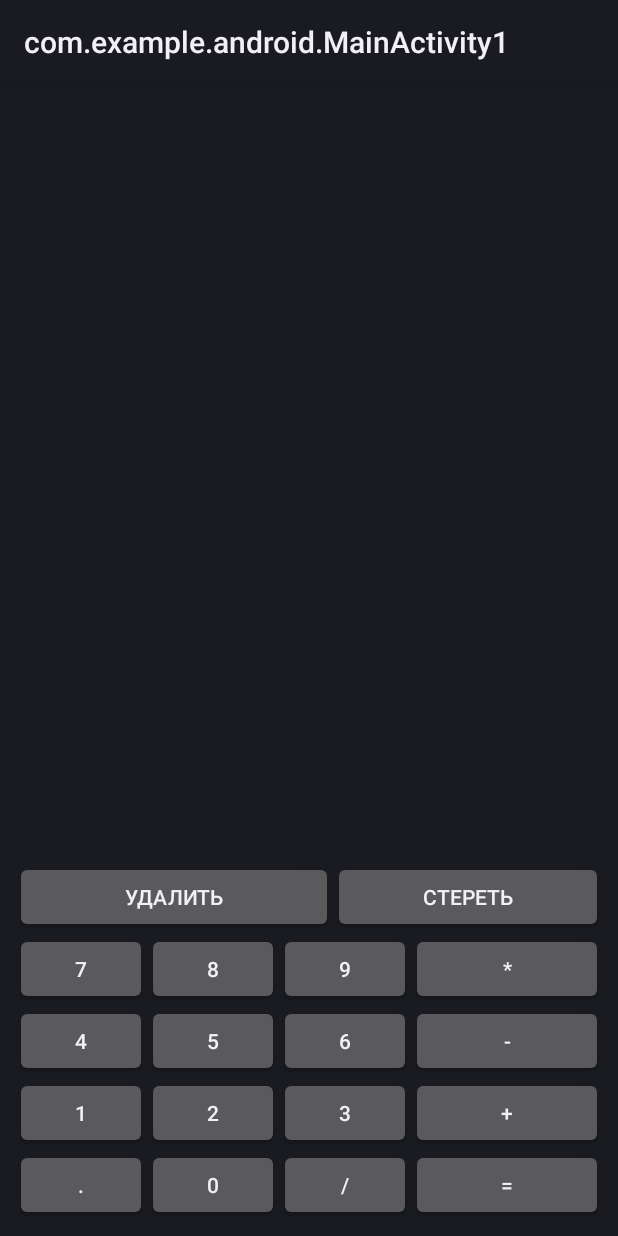
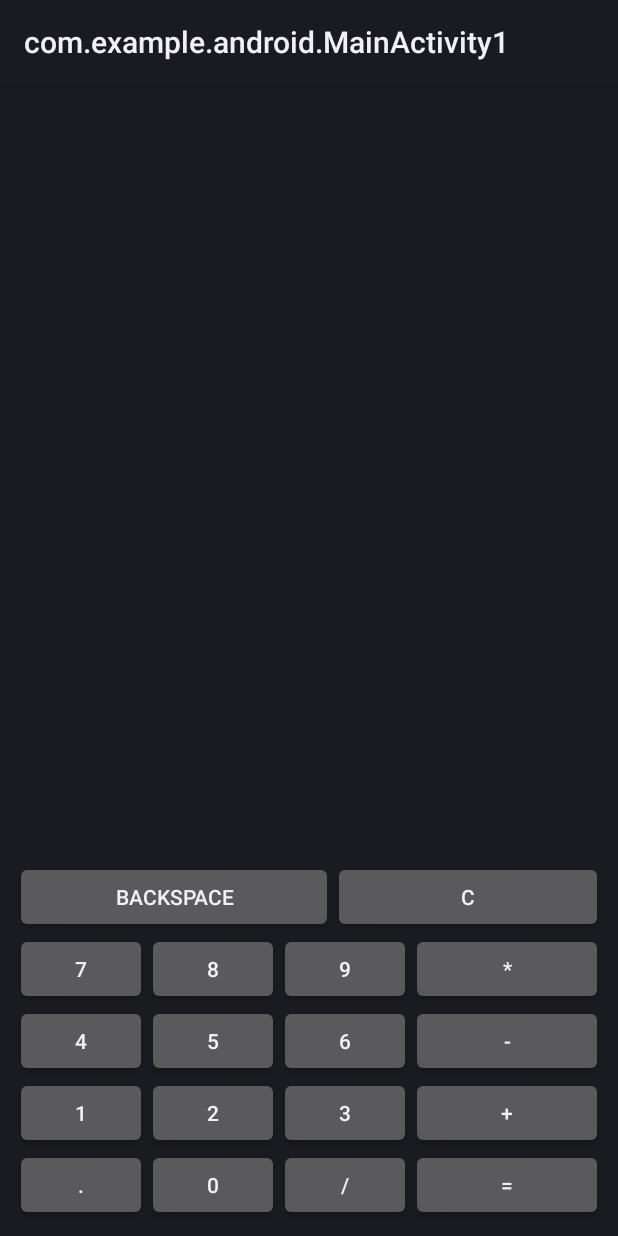
Before and after one commit to Vadimochek/Android, an Android app: the screen it shows after launch (MainActivity1), on a phone screen of 412 x 824 dp. Run offline under Robolectric (Android 15) with nearby library versions, the phone set to English and light mode, and no system bars.

Commit message:
3.6 HOTFIX

```diff
--- a/Android/app/src/main/res/values/strings.xml
+++ b/Android/app/src/main/res/values/strings.xml
@@ -1,5 +1,5 @@
 <resources>
-    <string name="c">Стереть</string>
-    <string name="backspace">Удалить</string>
+    <string name="c">C</string>
+    <string name="backspace">Backspace</string>
     <string name="equally">=</string>
 </resources>
```
